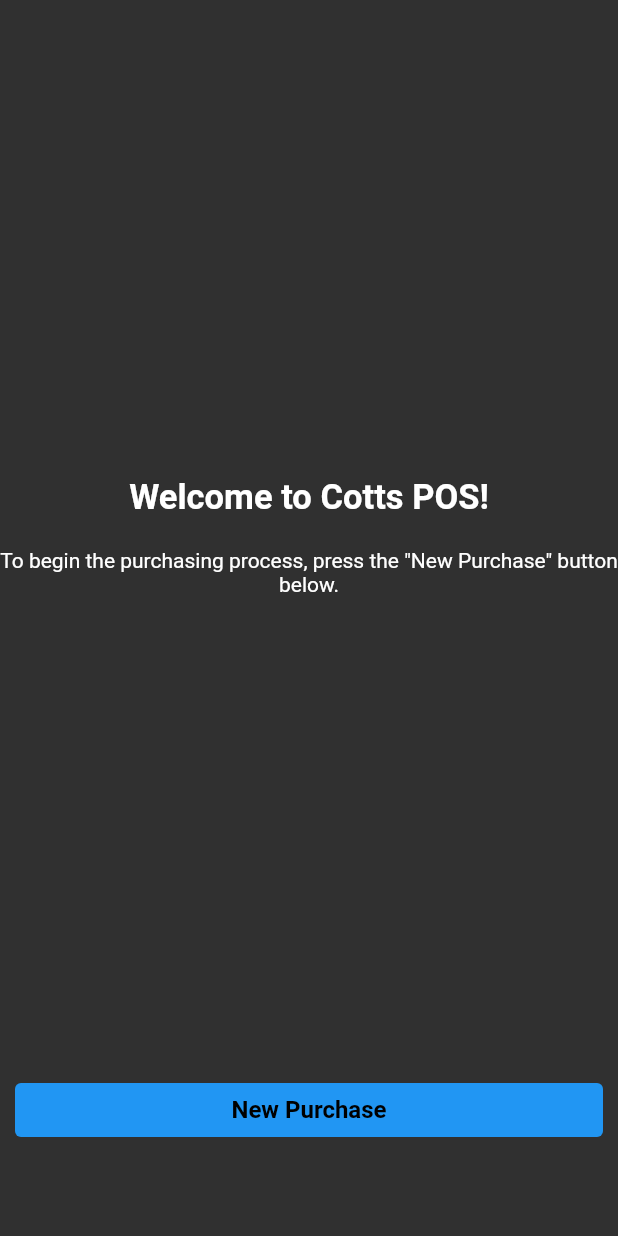
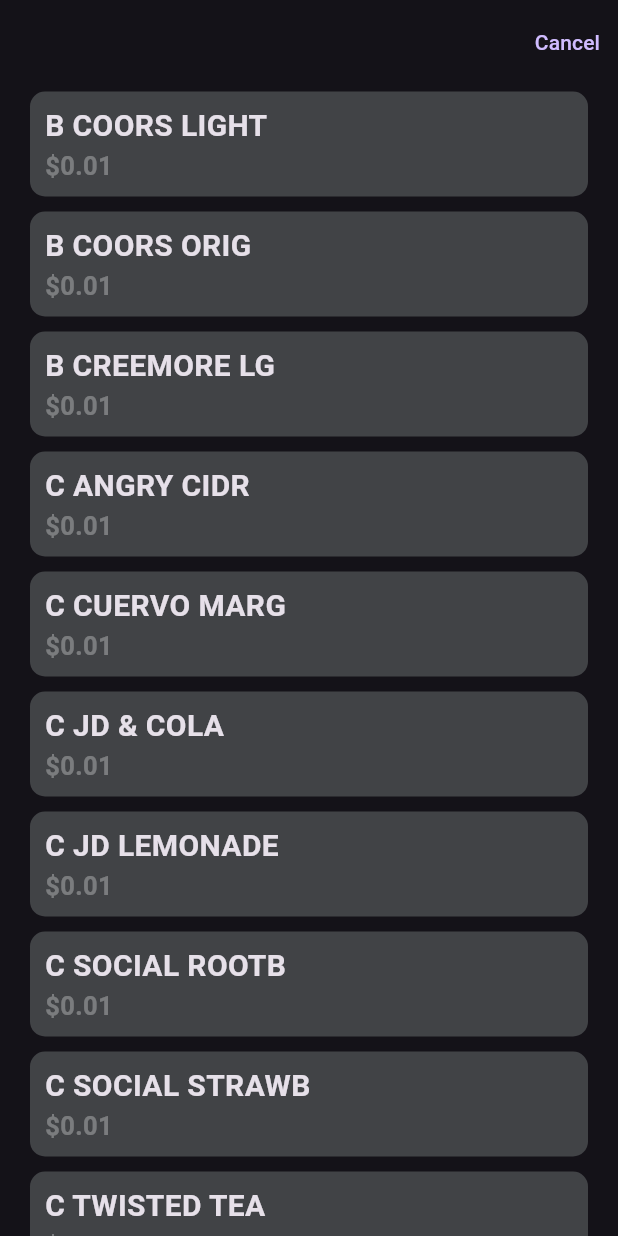
Before and after one commit to caiocotts/pos-demo, a Flutter app: the screen it shows after launch, after a tap on "New Purchase", on a phone screen of 412 x 824 dp. Run offline on Flutter 3.47's test engine with Material 2 defaults, Android fonts, the phone set to English and light mode, and no system bars.

Commit message:
Implement scrollable item list for item selection screen.

```diff
--- a/lib/main.dart
+++ b/lib/main.dart
@@ -6,7 +6,8 @@
     MaterialApp(
       theme: ThemeData(
         brightness: Brightness.dark,
-        primaryColor: Colors.lightBlue[800],
+        // primaryColor: Colors.lightBlue[800],
+        useMaterial3: true
       ),
       debugShowCheckedModeBanner: false,
       home: const WelcomeScreen(),
--- /dev/null
+++ b/lib/screen/item_selection_screen.dart
@@ -0,0 +1,100 @@
+import 'package:flutter/material.dart';
+
+class ItemSelectionScreen extends StatelessWidget {
+  ItemSelectionScreen({super.key});
+
+  final List<String> items = <String>[
+    'B COORS LIGHT',
+    'B COORS ORIG',
+    'B CREEMORE LG',
+    'C ANGRY CIDR',
+    'C CUERVO MARG',
+    'C JD & COLA',
+    'C JD LEMONADE',
+    'C SOCIAL ROOTB',
+    'C SOCIAL STRAWB',
+    'C TWISTED TEA',
+    'C VZ ORNGE',
+    'L WHITE WINE',
+    'L RED WINE',
+    'M CUERVO SILV',
+    'M JACK DANIELS',
+    'M JACK HONEY',
+    'M VODKA',
+    'N MONS ZERO',
+    'N MONSTER OG',
+    'N POP',
+    'N WATER'
+  ];
+
+  @override
+  Widget build(BuildContext context) {
+    return Scaffold(
+      body: SafeArea(
+        child: Scaffold(
+          appBar: AppBar(
+            automaticallyImplyLeading: false,
+            actions: [
+              TextButton(
+                  onPressed: () => Navigator.pop(context),
+                  child: const Text('Cancel'))
+            ],
+          ),
+          body: Column(
+            children: [
+              Expanded(
+                child: ListView.builder(
+                  itemCount: items.length,
+                  itemBuilder: (BuildContext context, int index) {
+                    return Padding(
+                      padding: const EdgeInsets.symmetric(
+                          vertical: 5, horizontal: 20),
+                      child: Container(
+                        decoration: BoxDecoration(
+                            color: const Color(0xFF414346),
+                            borderRadius: BorderRadius.circular(10)),
+                        height: 70,
+                        // alignment: Alignment.centerLeft,
+                        // color: const Color(0xFF5B5E65),
+                        child: Column(
+                          mainAxisAlignment: MainAxisAlignment.center,
+                          children: [
+                            Padding(
+                              padding: const EdgeInsets.only(left: 10),
+                              child: Container(
+                                alignment: Alignment.centerLeft,
+                                child: Text(
+                                  items[index],
+                                  style: const TextStyle(
+                                      fontSize: 20,
+                                      fontWeight: FontWeight.bold),
+                                ),
+                              ),
+                            ),
+                            Padding(
+                              padding: const EdgeInsets.only(left: 10),
+                              child: Container(
+                                alignment: Alignment.centerLeft,
+                                child: const Text(
+                                  '\$0.01',
+                                  style: TextStyle(
+                                      color: Colors.white30,
+                                      fontSize: 17,
+                                      fontWeight: FontWeight.bold),
+                                ),
+                              ),
+                            )
+                          ],
+                        ),
+                      ),
+                    );
+                  },
+                ),
+              ),
+            ],
+          ),
+        ),
+      ),
+    );
+  }
+}
--- a/lib/screen/welcome_screen.dart
+++ b/lib/screen/welcome_screen.dart
@@ -1,4 +1,5 @@
 import 'package:flutter/material.dart';
+import 'package:pos/screen/item_selection_screen.dart';
 
 class WelcomeScreen extends StatelessWidget {
   const WelcomeScreen({super.key});
@@ -19,7 +20,8 @@
                     padding: EdgeInsets.only(bottom: 20),
                     child: Text(
                       'Welcome to Cotts POS!',
-                      style: TextStyle(fontSize: 23, fontWeight: FontWeight.bold),
+                      style:
+                          TextStyle(fontSize: 23, fontWeight: FontWeight.bold),
                     ),
                   ),
                 ),
@@ -29,9 +31,15 @@
                 ),
                 Expanded(child: Container()),
                 Padding(
-                  padding: const EdgeInsets.only(bottom: 60, left: 10, right: 10),
+                  padding:
+                      const EdgeInsets.only(bottom: 60, left: 10, right: 10),
                   child: TextButton(
-                    onPressed: () {},
+                    onPressed: () => Navigator.push(
+                      context,
+                      MaterialPageRoute(
+                        builder: (context) => ItemSelectionScreen(),
+                      ),
+                    ),
                     style: TextButton.styleFrom(backgroundColor: Colors.blue),
                     child: const Text(
                       'New Purchase',
```
